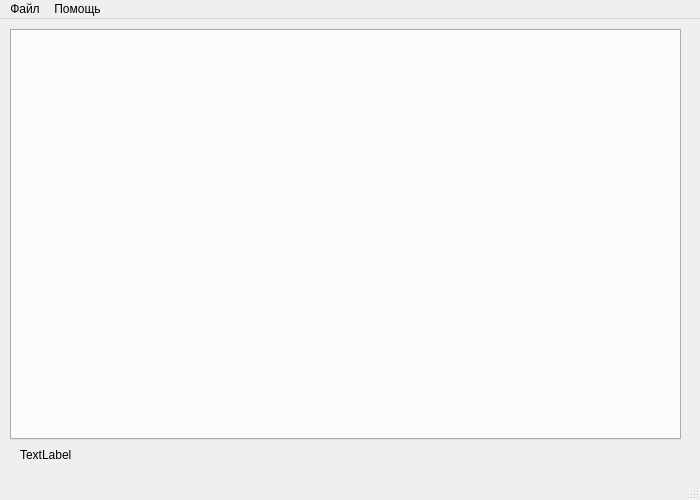
This is resources/main.ui in markmelix/tetra as Qt 5 draws it before an edit. The edited form follows.
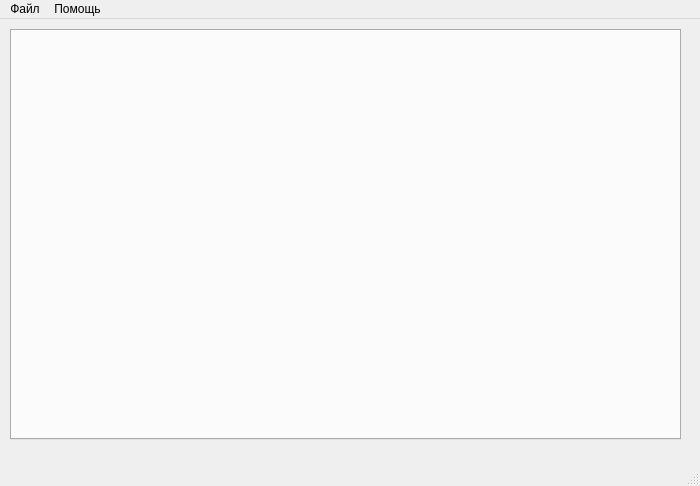
This is the edited form.

What changed in the file:
```diff
--- a/resources/main.ui
+++ b/resources/main.ui
@@ -7,7 +7,7 @@
     <x>0</x>
     <y>0</y>
     <width>700</width>
-    <height>500</height>
+    <height>486</height>
    </rect>
   </property>
   <property name="windowTitle">
@@ -51,19 +51,6 @@
      </item>
     </layout>
    </widget>
-   <widget class="QLabel" name="label">
-    <property name="geometry">
-     <rect>
-      <x>20</x>
-      <y>420</y>
-      <width>151</width>
-      <height>31</height>
-     </rect>
-    </property>
-    <property name="text">
-     <string>TextLabel</string>
-    </property>
-   </widget>
   </widget>
   <widget class="QMenuBar" name="menubar">
    <property name="geometry">
```
